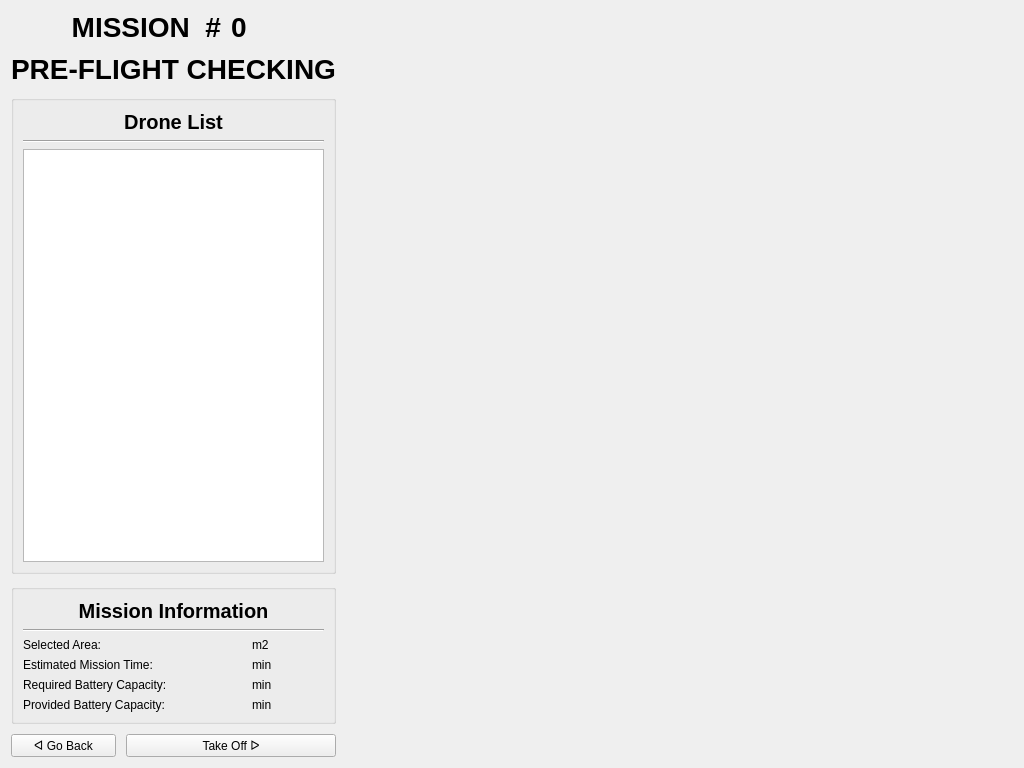
cmpe-DroneLab/GeoFly3D, file UI/Preflight3/pre3_design.ui: the form before one commit.
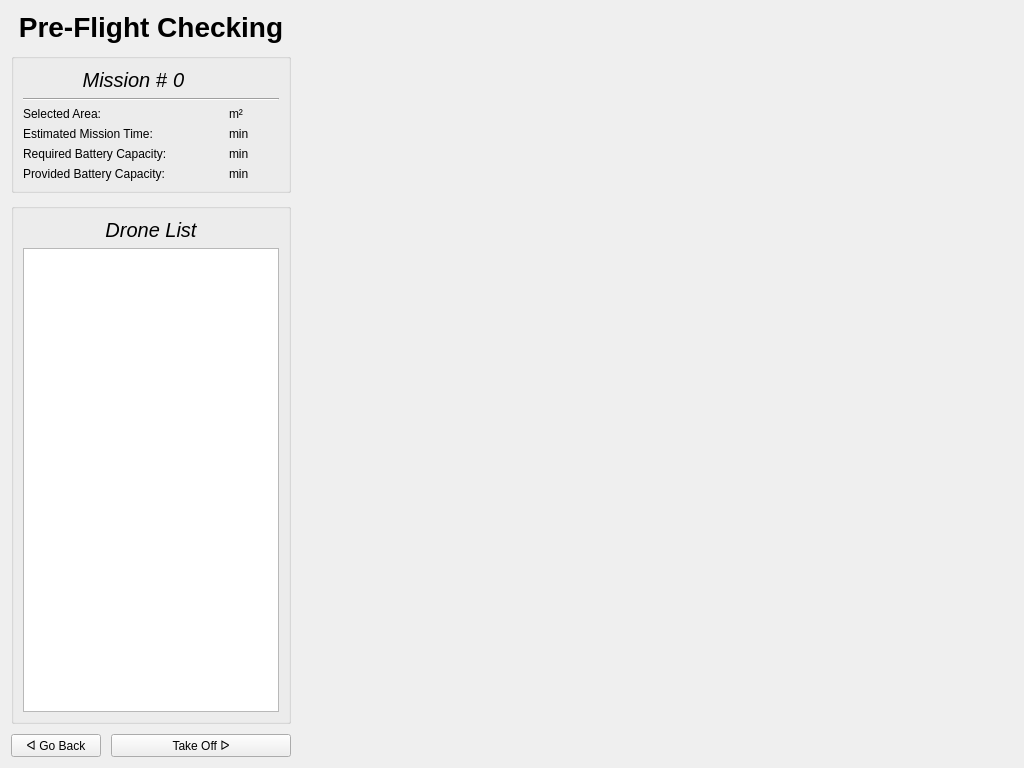
The form after the commit.

The edit to the form file:
```diff
--- a/UI/Preflight3/pre3_design.ui
+++ b/UI/Preflight3/pre3_design.ui
@@ -15,43 +15,10 @@
   </property>
   <layout class="QHBoxLayout" name="horizontalLayout_2" stretch="0,4">
    <item>
-    <layout class="QVBoxLayout" name="v_lay_left" stretch="0,0,0,0,0">
+    <layout class="QVBoxLayout" name="v_lay_left" stretch="0,0,0,0">
      <property name="spacing">
       <number>10</number>
      </property>
-     <item>
-      <layout class="QGridLayout" name="g_lay_mission_header">
-       <item row="0" column="2">
-        <widget class="QLabel" name="id_label">
-         <property name="font">
-          <font>
-           <pointsize>21</pointsize>
-           <bold>true</bold>
-          </font>
-         </property>
-         <property name="text">
-          <string>0</string>
-         </property>
-        </widget>
-       </item>
-       <item row="0" column="0" colspan="2">
-        <widget class="QLabel" name="label_header">
-         <property name="font">
-          <font>
-           <pointsize>21</pointsize>
-           <bold>true</bold>
-          </font>
-         </property>
-         <property name="text">
-          <string>MISSION  #</string>
-         </property>
-         <property name="alignment">
-          <set>Qt::AlignRight|Qt::AlignTrailing|Qt::AlignVCenter</set>
-         </property>
-        </widget>
-       </item>
-      </layout>
-     </item>
      <item>
       <widget class="QLabel" name="label_header">
        <property name="font">
@@ -61,7 +28,7 @@
         </font>
        </property>
        <property name="text">
-        <string>PRE-FLIGHT CHECKING</string>
+        <string>Pre-Flight Checking</string>
        </property>
        <property name="textFormat">
         <enum>Qt::AutoText</enum>
@@ -71,41 +38,6 @@
        </property>
       </widget>
      </item>
-     <item>
-      <widget class="QGroupBox" name="gb_drones">
-       <property name="title">
-        <string/>
-       </property>
-       <layout class="QVBoxLayout" name="verticalLayout_2">
-        <item>
-         <widget class="QLabel" name="label_drones">
-          <property name="font">
-           <font>
-            <pointsize>15</pointsize>
-            <bold>true</bold>
-           </font>
-          </property>
-          <property name="text">
-           <string>Drone List</string>
-          </property>
-          <property name="alignment">
-           <set>Qt::AlignCenter</set>
-          </property>
-         </widget>
-        </item>
-        <item>
-         <widget class="Line" name="line">
-          <property name="orientation">
-           <enum>Qt::Horizontal</enum>
-          </property>
-         </widget>
-        </item>
-        <item>
-         <widget class="QListWidget" name="listWidget"/>
-        </item>
-       </layout>
-      </widget>
-     </item>
      <item>
       <widget class="QGroupBox" name="gb_mission">
        <property name="title">
@@ -133,27 +65,14 @@
           </property>
          </widget>
         </item>
-        <item row="0" column="0" colspan="3">
-         <widget class="QLabel" name="label_mission_information">
-          <property name="font">
-           <font>
-            <pointsize>15</pointsize>
-            <bold>true</bold>
-           </font>
-          </property>
-          <property name="text">
-           <string>Mission Information</string>
-          </property>
-          <property name="alignment">
-           <set>Qt::AlignCenter</set>
-          </property>
-         </widget>
-        </item>
         <item row="6" column="1">
          <widget class="QLabel" name="batt_required_value">
           <property name="text">
            <string/>
           </property>
+          <property name="alignment">
+           <set>Qt::AlignRight|Qt::AlignTrailing|Qt::AlignVCenter</set>
+          </property>
          </widget>
         </item>
         <item row="7" column="2">
@@ -168,6 +87,9 @@
           <property name="text">
            <string/>
           </property>
+          <property name="alignment">
+           <set>Qt::AlignRight|Qt::AlignTrailing|Qt::AlignVCenter</set>
+          </property>
          </widget>
         </item>
         <item row="3" column="2">
@@ -196,6 +118,9 @@
           <property name="text">
            <string/>
           </property>
+          <property name="alignment">
+           <set>Qt::AlignRight|Qt::AlignTrailing|Qt::AlignVCenter</set>
+          </property>
          </widget>
         </item>
         <item row="2" column="0">
@@ -210,14 +135,74 @@
           <property name="text">
            <string/>
           </property>
+          <property name="alignment">
+           <set>Qt::AlignRight|Qt::AlignTrailing|Qt::AlignVCenter</set>
+          </property>
          </widget>
         </item>
         <item row="2" column="2">
          <widget class="QLabel" name="selected_area_unit">
           <property name="text">
-           <string>m2</string>
+           <string>m²</string>
           </property>
          </widget>
+        </item>
+        <item row="0" column="0">
+         <widget class="QLabel" name="label_mission_information">
+          <property name="font">
+           <font>
+            <pointsize>15</pointsize>
+            <italic>true</italic>
+           </font>
+          </property>
+          <property name="text">
+           <string>Mission #</string>
+          </property>
+          <property name="alignment">
+           <set>Qt::AlignRight|Qt::AlignTrailing|Qt::AlignVCenter</set>
+          </property>
+         </widget>
+        </item>
+        <item row="0" column="1">
+         <widget class="QLabel" name="id_label">
+          <property name="font">
+           <font>
+            <pointsize>15</pointsize>
+            <italic>true</italic>
+           </font>
+          </property>
+          <property name="text">
+           <string>0</string>
+          </property>
+         </widget>
+        </item>
+       </layout>
+      </widget>
+     </item>
+     <item>
+      <widget class="QGroupBox" name="gb_drones">
+       <property name="title">
+        <string/>
+       </property>
+       <layout class="QVBoxLayout" name="verticalLayout_2">
+        <item>
+         <widget class="QLabel" name="label_drones">
+          <property name="font">
+           <font>
+            <pointsize>15</pointsize>
+            <italic>true</italic>
+           </font>
+          </property>
+          <property name="text">
+           <string>Drone List</string>
+          </property>
+          <property name="alignment">
+           <set>Qt::AlignCenter</set>
+          </property>
+         </widget>
+        </item>
+        <item>
+         <widget class="QListWidget" name="listWidget"/>
         </item>
        </layout>
       </widget>
```
